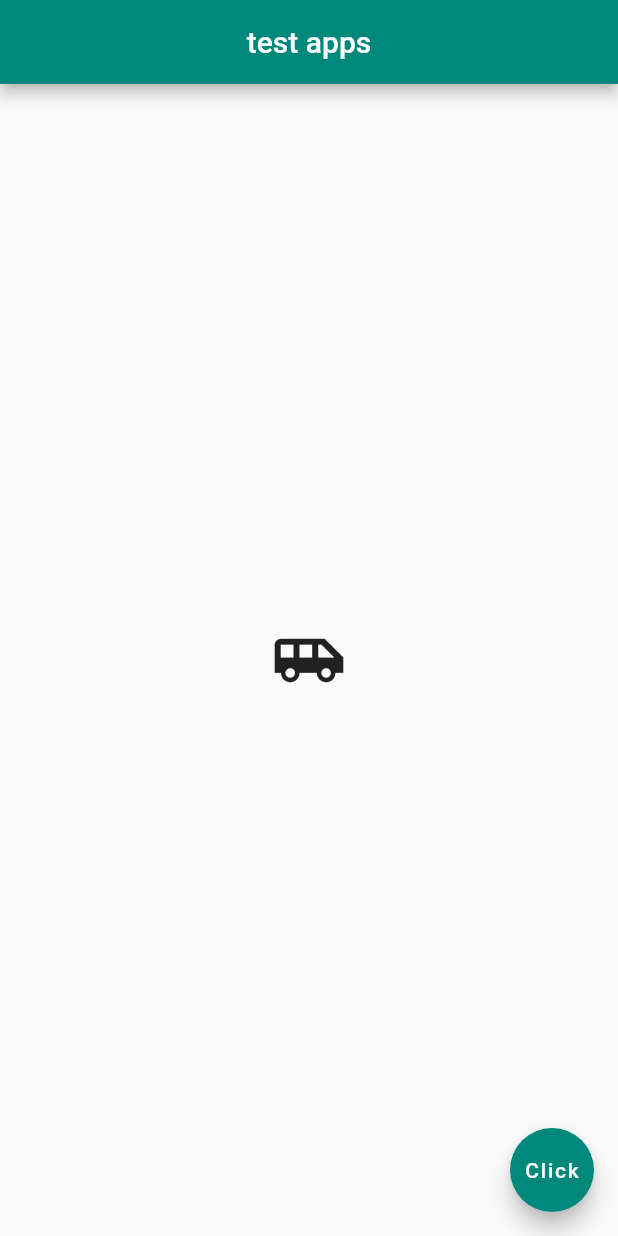
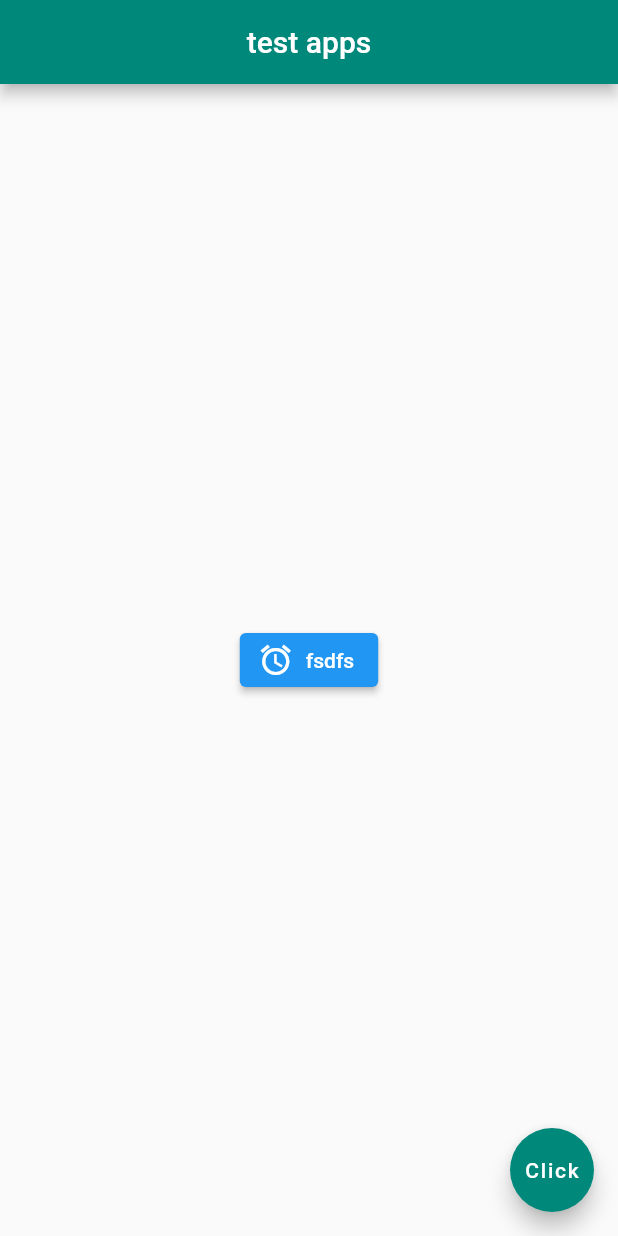
Before and after one commit to wahpiangle/simple-flutter-app, a Flutter app: the screen it shows after launch, on a phone screen of 412 x 824 dp. Run offline on Flutter 3.47's test engine with Material 2 defaults, Android fonts, the phone set to English and light mode, and no system bars.

Commit message:
button & icon

```diff
--- a/lib/main.dart
+++ b/lib/main.dart
@@ -14,10 +14,14 @@ class Home extends StatelessWidget {
         backgroundColor: Colors.teal[600],
       ),
       body: Center(
-          child: Icon(
-        Icons.airport_shuttle,
-        size: 50,
-      )),
+        child: ElevatedButton.icon(
+          onPressed: () {},
+          icon: Icon(
+            Icons.access_alarm_sharp,
+          ),
+          label: Text("fsdfs"),
+        ),
+      ),
       floatingActionButton: FloatingActionButton(
         backgroundColor: Colors.teal[600],
         onPressed: () {},
```
